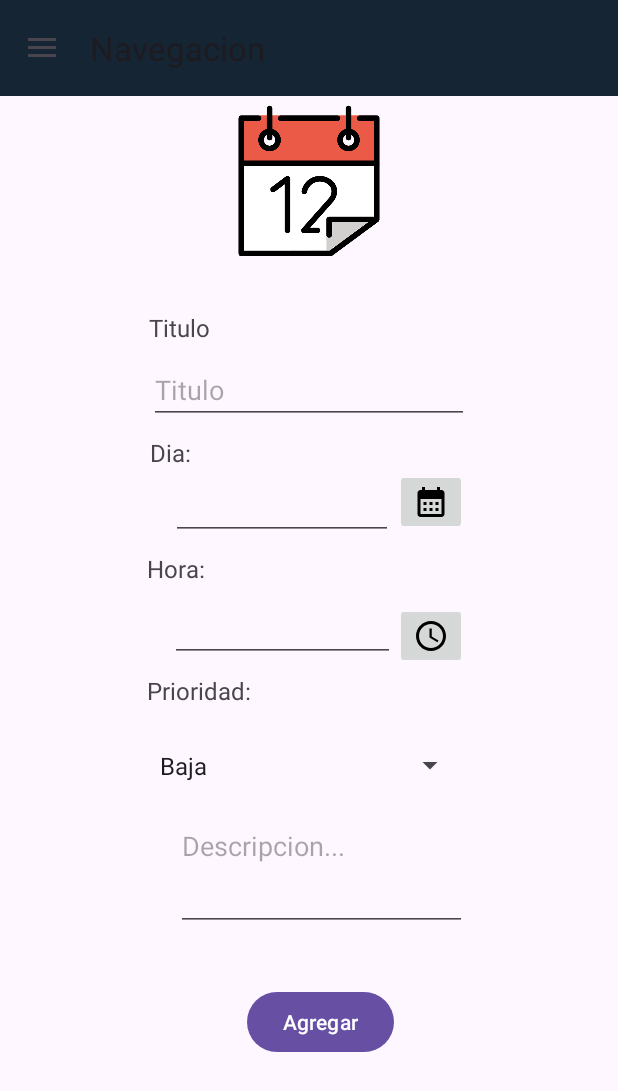
After one commit to HugoCD20/NavegacionP, an Android app: the fragment Registro_task_second placed in its activity, on a phone screen of 412 x 824 dp. The commit adds this screen. Shown: the top 1091 px of the screen. Run offline under Robolectric (Android 15) with nearby library versions, the phone set to English and light mode, and no system bars.

Commit message:
Implementacion y obtencion de fecha y hora

```diff
--- a/app/build.gradle.kts
+++ b/app/build.gradle.kts
@@ -12,7 +12,7 @@ android {
 
     defaultConfig {
         applicationId = "com.example.navegacion"
-        minSdk = 24
+        minSdk = 25
         targetSdk = 34
         versionCode = 1
         versionName = "1.0"
@@ -51,6 +51,7 @@ dependencies {
     implementation("com.google.firebase:firebase-auth-ktx")
     implementation(libs.firebase.auth)
     implementation ("org.mindrot:jbcrypt:0.4")
+    implementation(libs.androidx.compose.material.core)
     val room_version = "2.6.1"
     implementation("androidx.room:room-runtime:$room_version")
     kapt("androidx.room:room-compiler:$room_version") // Para Kotlin
--- a/app/src/main/java/com/example/navegacion/MainActivity.kt
+++ b/app/src/main/java/com/example/navegacion/MainActivity.kt
@@ -94,6 +94,7 @@ class MainActivity : AppCompatActivity(), NavigationView.OnNavigationItemSelecte
 
     override fun onNavigationItemSelected(item: MenuItem): Boolean {
         val fragment: Fragment = when (item.itemId) {
+            R.id.nav_item_one -> Registro_task_firs()
             R.id.nav_item_seven -> Item1Fragment()
             R.id.nav_item_two -> Item2Fragment()
             R.id.nav_item_three -> Item3Fragment()
--- a/app/src/main/java/com/example/navegacion/OrganizatDatabase.kt
+++ b/app/src/main/java/com/example/navegacion/OrganizatDatabase.kt
@@ -5,7 +5,8 @@ import androidx.room.Database
 import androidx.room.Room
 import androidx.room.RoomDatabase
 
-@Database(entities = [User::class], version = 1)
+@Database(entities = [User::class,Task::class], version = 1)
 abstract class OrganizatDatabase : RoomDatabase() {
     abstract fun userDao(): DAOdb
+    abstract fun taskDao(): taskDao
 }
--- /dev/null
+++ b/app/src/main/java/com/example/navegacion/Registro_task_second.kt
@@ -0,0 +1,60 @@
+package com.example.navegacion
+
+import android.os.Bundle
+import androidx.fragment.app.Fragment
+import android.view.View
+import android.widget.ArrayAdapter
+import android.widget.Button
+import android.widget.EditText
+import android.widget.ImageButton
+import android.widget.Spinner
+import androidx.fragment.app.setFragmentResultListener
+import android.widget.Toast
+
+class Registro_task_second : Fragment(R.layout.fragment_registro_task_second) {
+
+    override fun onViewCreated(view: View, savedInstanceState: Bundle?) {
+        super.onViewCreated(view, savedInstanceState)
+
+        val spinner: Spinner = view.findViewById(R.id.spinner)
+        val opciones = listOf("Baja", "Media", "Alta")
+        val adapter = ArrayAdapter(requireContext(), android.R.layout.simple_spinner_item, opciones)
+        adapter.setDropDownViewResource(android.R.layout.simple_spinner_dropdown_item)
+        spinner.adapter = adapter
+
+        val mensaje = arguments?.getString("categoria")
+        mensaje?.let {
+            Toast.makeText(requireContext(), it, Toast.LENGTH_LONG).show()
+        }
+
+        val boton: ImageButton = view.findViewById(R.id.pickTime)
+        val boton2: ImageButton = view.findViewById(R.id.agregar_fecha)
+        val contenH: EditText = view.findViewById(R.id.hora_content)
+        val contenD: EditText = view.findViewById(R.id.agregar_dia)
+        val agregar_tarea: Button = view.findViewById(R.id.agregar_tarea)
+
+        boton.setOnClickListener {
+            TimePickerFragment().show(parentFragmentManager, "timePicker")
+        }
+
+        boton2.setOnClickListener {
+            val newFragment = DatePickerFragment()
+            newFragment.show(parentFragmentManager, "datePicker")
+        }
+
+        // Escucha los resultados de timePickerKey y actualiza el EditText con la hora seleccionada
+        setFragmentResultListener("timePickerKey") { _, bundle ->
+            val hour = bundle.getInt("hour")
+            val minute = bundle.getInt("minute")
+            contenH.setText(String.format("%02d:%02d", hour, minute))
+        }
+        setFragmentResultListener("datePickerKey") { _, bundle ->
+            val año = bundle.getInt("año")
+            val mes = bundle.getInt("mes")
+            val dia = bundle.getInt("dia")
+            contenD.setText(String.format("%02d/%02d/%04d", dia, mes, año))
+        }
+
+
+    }
+}
--- /dev/null
+++ b/app/src/main/java/com/example/navegacion/TaskViewModel.kt
@@ -0,0 +1,6 @@
+package com.example.navegacion
+
+import androidx.lifecycle.ViewModel
+
+class TaskViewModel:ViewModel() {
+}
--- /dev/null
+++ b/app/src/main/res/drawable/calendario.xml
@@ -0,0 +1,5 @@
+<vector xmlns:android="http://schemas.android.com/apk/res/android" android:height="24dp" android:tint="#000000" android:viewportHeight="24" android:viewportWidth="24" android:width="24dp">
+
+    <path android:fillColor="@android:color/white" android:pathData="M19,4h-1V2h-2v2H8V2H6v2H5C3.89,4 3.01,4.9 3.01,6L3,20c0,1.1 0.89,2 2,2h14c1.1,0 2,-0.9 2,-2V6C21,4.9 20.1,4 19,4zM19,20H5V10h14V20zM9,14H7v-2h2V14zM13,14h-2v-2h2V14zM17,14h-2v-2h2V14zM9,18H7v-2h2V18zM13,18h-2v-2h2V18zM17,18h-2v-2h2V18z"/>
+
+</vector>
--- /dev/null
+++ b/app/src/main/res/drawable/siguiente.xml
@@ -0,0 +1,5 @@
+<vector xmlns:android="http://schemas.android.com/apk/res/android" android:height="24dp" android:tint="#000000" android:viewportHeight="24" android:viewportWidth="24" android:width="24dp">
+
+    <path android:fillColor="@android:color/white" android:pathData="M15,5l-1.41,1.41L18.17,11H2V13h16.17l-4.59,4.59L15,19l7,-7L15,5z"/>
+
+</vector>
--- /dev/null
+++ b/app/src/main/res/drawable/time_picker.xml
@@ -0,0 +1,7 @@
+<vector xmlns:android="http://schemas.android.com/apk/res/android" android:height="24dp" android:tint="#000000" android:viewportHeight="24" android:viewportWidth="24" android:width="24dp">
+
+    <path android:fillColor="@android:color/white" android:pathData="M11.99,2C6.47,2 2,6.48 2,12s4.47,10 9.99,10C17.52,22 22,17.52 22,12S17.52,2 11.99,2zM12,20c-4.42,0 -8,-3.58 -8,-8s3.58,-8 8,-8 8,3.58 8,8 -3.58,8 -8,8z"/>
+
+    <path android:fillColor="@android:color/white" android:pathData="M12.5,7H11v6l5.25,3.15 0.75,-1.23 -4.5,-2.67z"/>
+
+</vector>
--- a/app/src/main/res/layout/fragment_inicio2.xml
+++ b/app/src/main/res/layout/fragment_inicio2.xml
@@ -27,14 +27,14 @@
         android:layout_width="318dp"
         android:layout_height="317dp"
         android:background="#2DE0CFF8"
-        app:layout_constraintBottom_toTopOf="@+id/imageButton"
+        app:layout_constraintBottom_toTopOf="@+id/Agregar_tarea"
         app:layout_constraintEnd_toEndOf="parent"
         app:layout_constraintHorizontal_bias="0.494"
         app:layout_constraintStart_toStartOf="parent"
         app:layout_constraintTop_toBottomOf="@+id/textView7" />
 
     <ImageButton
-        android:id="@+id/imageButton"
+        android:id="@+id/Agregar_tarea"
         android:layout_width="wrap_content"
         android:layout_height="wrap_content"
         android:layout_marginBottom="72dp"
--- /dev/null
+++ b/app/src/main/res/layout/fragment_registro_task_second.xml
@@ -0,0 +1,168 @@
+<?xml version="1.0" encoding="utf-8"?>
+<androidx.constraintlayout.widget.ConstraintLayout
+    xmlns:android="http://schemas.android.com/apk/res/android"
+    xmlns:app="http://schemas.android.com/apk/res-auto"
+    xmlns:tools="http://schemas.android.com/tools"
+    android:layout_width="match_parent"
+    android:layout_height="match_parent"
+    tools:context=".Registro_task_second">
+
+    <ImageView
+        android:id="@+id/imageView3"
+        android:layout_width="149dp"
+        android:layout_height="135dp"
+        android:layout_marginTop="56dp"
+        android:adjustViewBounds="true"
+        android:src="@drawable/calendar"
+        app:layout_constraintEnd_toEndOf="parent"
+        app:layout_constraintStart_toStartOf="parent"
+        app:layout_constraintTop_toTopOf="parent"
+        app:srcCompat="@drawable/calendar"
+        tools:srcCompat="@drawable/calendar" />
+
+    <TextView
+        android:id="@+id/textView9"
+        android:layout_width="wrap_content"
+        android:layout_height="wrap_content"
+        android:layout_marginTop="16dp"
+        android:text="Titulo"
+        android:textSize="16sp"
+        app:layout_constraintEnd_toEndOf="parent"
+        app:layout_constraintHorizontal_bias="0.268"
+        app:layout_constraintStart_toStartOf="parent"
+        app:layout_constraintTop_toBottomOf="@+id/imageView3" />
+
+    <EditText
+        android:id="@+id/editTextText"
+        android:layout_width="wrap_content"
+        android:layout_height="wrap_content"
+        android:layout_marginTop="8dp"
+        android:ems="10"
+        android:hint="Titulo"
+        android:inputType="text"
+        app:layout_constraintEnd_toEndOf="parent"
+        app:layout_constraintStart_toStartOf="parent"
+        app:layout_constraintTop_toBottomOf="@+id/textView9" />
+
+    <EditText
+        android:id="@+id/agregar_dia"
+        android:layout_width="148dp"
+        android:layout_height="43dp"
+        android:layout_marginTop="4dp"
+        android:editable="false"
+        android:ems="10"
+        android:inputType="none"
+        app:layout_constraintEnd_toStartOf="@+id/agregar_fecha"
+        app:layout_constraintHorizontal_bias="0.99"
+        app:layout_constraintStart_toStartOf="parent"
+        app:layout_constraintTop_toBottomOf="@+id/textView10" />
+
+    <TextView
+        android:id="@+id/textView10"
+        android:layout_width="wrap_content"
+        android:layout_height="wrap_content"
+        android:layout_marginTop="8dp"
+        android:text="Dia:"
+        android:textSize="16sp"
+        app:layout_constraintEnd_toEndOf="parent"
+        app:layout_constraintHorizontal_bias="0.26"
+        app:layout_constraintStart_toStartOf="parent"
+        app:layout_constraintTop_toBottomOf="@+id/editTextText" />
+
+    <TextView
+        android:id="@+id/textView11"
+        android:layout_width="wrap_content"
+        android:layout_height="wrap_content"
+        android:layout_marginTop="8dp"
+        android:text="Hora:"
+        android:textSize="16sp"
+        app:layout_constraintEnd_toEndOf="parent"
+        app:layout_constraintHorizontal_bias="0.263"
+        app:layout_constraintStart_toStartOf="parent"
+        app:layout_constraintTop_toBottomOf="@+id/agregar_dia" />
+
+    <TextView
+        android:id="@+id/textView12"
+        android:layout_width="wrap_content"
+        android:layout_height="wrap_content"
+        android:layout_marginTop="8dp"
+        android:text="Prioridad:"
+        android:textSize="16sp"
+        app:layout_constraintEnd_toEndOf="parent"
+        app:layout_constraintHorizontal_bias="0.286"
+        app:layout_constraintStart_toStartOf="parent"
+        app:layout_constraintTop_toBottomOf="@+id/hora_content" />
+
+    <EditText
+        android:id="@+id/hora_content"
+        android:layout_width="150dp"
+        android:layout_height="43dp"
+        android:layout_marginTop="8dp"
+        android:editable="false"
+        android:ems="10"
+        android:inputType="none"
+        app:layout_constraintEnd_toStartOf="@+id/pickTime"
+        app:layout_constraintHorizontal_bias="1.0"
+        app:layout_constraintStart_toStartOf="parent"
+        app:layout_constraintTop_toBottomOf="@+id/textView11" />
+
+    <ImageButton
+        android:id="@+id/pickTime"
+        android:layout_width="wrap_content"
+        android:layout_height="wrap_content"
+        android:layout_marginTop="12dp"
+        android:src="@drawable/time_picker"
+        app:layout_constraintEnd_toEndOf="parent"
+        app:layout_constraintHorizontal_bias="0.724"
+        app:layout_constraintStart_toStartOf="parent"
+        app:layout_constraintTop_toBottomOf="@+id/textView11" />
+
+    <ImageButton
+        android:id="@+id/agregar_fecha"
+        android:layout_width="wrap_content"
+        android:layout_height="wrap_content"
+        android:src="@drawable/calendario"
+        app:layout_constraintEnd_toEndOf="parent"
+        app:layout_constraintHorizontal_bias="0.724"
+        app:layout_constraintStart_toStartOf="parent"
+        app:layout_constraintTop_toBottomOf="@+id/textView10" />
+
+    <Spinner
+        android:id="@+id/spinner"
+        android:layout_width="212dp"
+        android:layout_height="38dp"
+        android:layout_marginTop="20dp"
+        app:layout_constraintEnd_toEndOf="parent"
+        app:layout_constraintHorizontal_bias="0.492"
+        app:layout_constraintStart_toStartOf="parent"
+        app:layout_constraintTop_toBottomOf="@+id/textView12" />
+
+    <EditText
+        android:id="@+id/editTextTextMultiLine"
+        android:layout_width="194dp"
+        android:layout_height="79dp"
+        android:layout_marginTop="12dp"
+        android:ems="10"
+        android:gravity="start|top"
+        android:hint="Descripcion..."
+        android:inputType="textMultiLine"
+        android:lines="3"
+        app:layout_constraintEnd_toEndOf="parent"
+        app:layout_constraintHorizontal_bias="0.539"
+        app:layout_constraintStart_toStartOf="parent"
+        app:layout_constraintTop_toBottomOf="@+id/spinner" />
+
+    <Button
+        android:id="@+id/agregar_tarea"
+        android:layout_width="wrap_content"
+        android:layout_height="wrap_content"
+        android:layout_marginTop="8dp"
+        android:text="Agregar"
+        app:layout_constraintBottom_toBottomOf="parent"
+        app:layout_constraintEnd_toEndOf="parent"
+        app:layout_constraintHorizontal_bias="0.525"
+        app:layout_constraintStart_toStartOf="parent"
+        app:layout_constraintTop_toBottomOf="@+id/editTextTextMultiLine"
+        app:layout_constraintVertical_bias="0.196" />
+
+</androidx.constraintlayout.widget.ConstraintLayout>
--- a/gradle/libs.versions.toml
+++ b/gradle/libs.versions.toml
@@ -10,6 +10,7 @@ material = "1.12.0"
 activity = "1.9.2"
 constraintlayout = "2.1.4"
 firebaseAuth = "23.0.0"
+composeMaterialCore = "1.4.0"
 
 [libraries]
 androidx-core-ktx = { group = "androidx.core", name = "core-ktx", version.ref = "coreKtx" }
@@ -21,6 +22,7 @@ material = { group = "com.google.android.material", name = "material", version.r
 androidx-activity = { group = "androidx.activity", name = "activity", version.ref = "activity" }
 androidx-constraintlayout = { group = "androidx.constraintlayout", name = "constraintlayout", version.ref = "constraintlayout" }
 firebase-auth = { group = "com.google.firebase", name = "firebase-auth", version.ref = "firebaseAuth" }
+androidx-compose-material-core = { group = "androidx.wear.compose", name = "compose-material-core", version.ref = "composeMaterialCore" }
 
 [plugins]
 android-application = { id = "com.android.application", version.ref = "agp" }
```
Also changed, not shown: app/src/main/java/com/example/navegacion/DatePickerFragment.kt (added, +34 -0 lines), app/src/main/java/com/example/navegacion/Registro_task_firs.kt (added, +51 -0 lines), app/src/main/java/com/example/navegacion/Task.kt (added, +28 -0 lines), app/src/main/java/com/example/navegacion/TimePickerFragment.kt (added, +36 -0 lines), app/src/main/java/com/example/navegacion/inicio2.kt (+12 -0 lines), app/src/main/java/com/example/navegacion/taskDao.kt (added, +14 -0 lines), app/src/main/res/layout/fragment_registro_task_firs.xml (added, +43 -0 lines), app/src/main/res/drawable/calendar.png (added).
